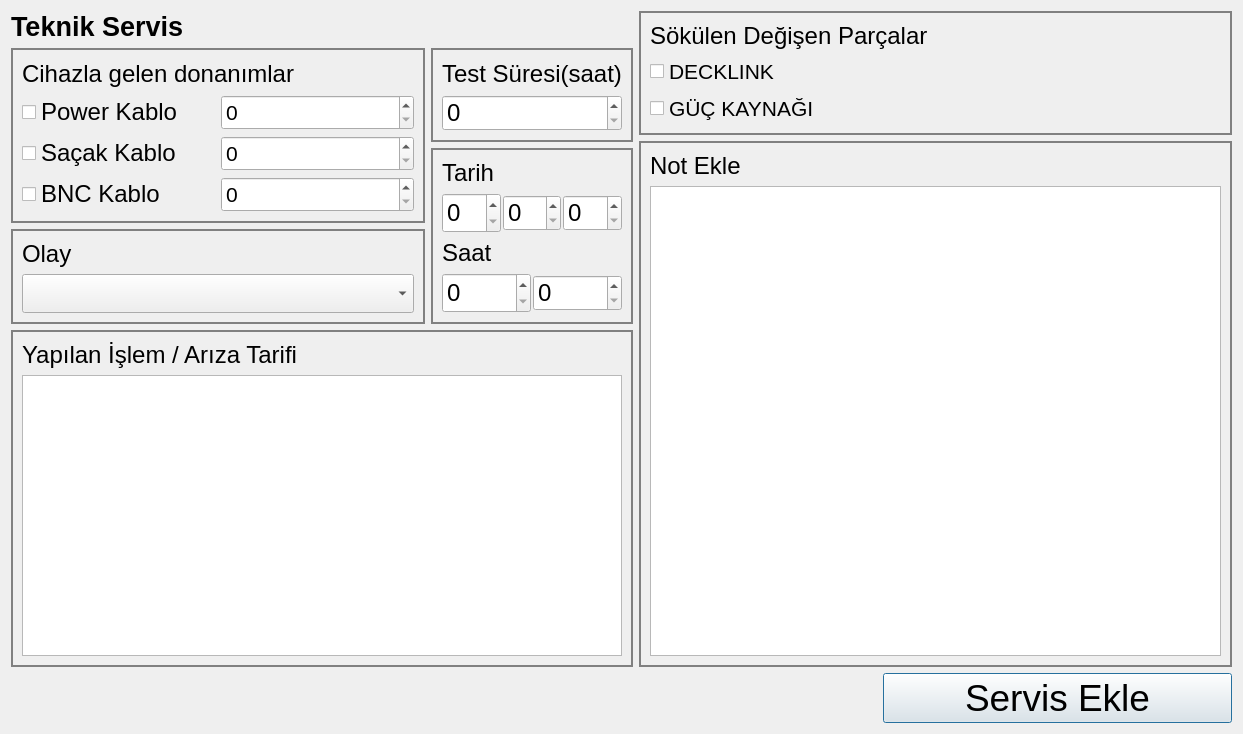
Before: the Qt Designer form src/serverservisdialog.ui in yunusemrecinar/QT5-cihaz-kimlik-teknik-servis, drawn with Qt 5.
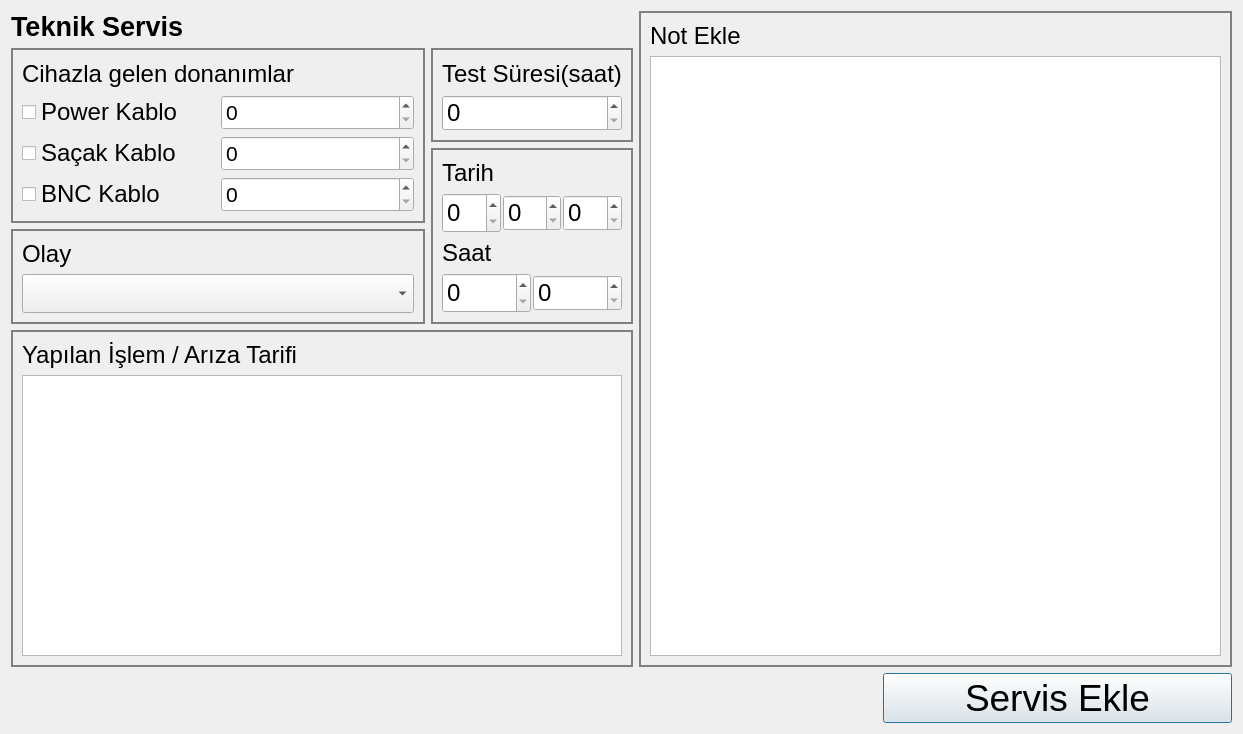
After: the same form once the commit is applied.

Patch:
```diff
--- a/src/serverservisdialog.ui
+++ b/src/serverservisdialog.ui
@@ -429,64 +429,6 @@
        </item>
        <item>
         <layout class="QVBoxLayout" name="verticalLayout_2">
-         <item>
-          <widget class="QGroupBox" name="DegisenParcaBox">
-           <property name="minimumSize">
-            <size>
-             <width>300</width>
-             <height>0</height>
-            </size>
-           </property>
-           <property name="styleSheet">
-            <string notr="true">QGroupBox {
-border:2px solid grey;
-}</string>
-           </property>
-           <layout class="QVBoxLayout" name="verticalLayout_16">
-            <item>
-             <widget class="QLabel" name="degisenParcalar">
-              <property name="font">
-               <font>
-                <pointsize>18</pointsize>
-               </font>
-              </property>
-              <property name="styleSheet">
-               <string notr="true">verticalLayout_6 {
-border:1px;
-}</string>
-              </property>
-              <property name="text">
-               <string>Sökülen Değişen Parçalar</string>
-              </property>
-             </widget>
-            </item>
-            <item>
-             <widget class="QCheckBox" name="degisenParca_1">
-              <property name="font">
-               <font>
-                <pointsize>16</pointsize>
-               </font>
-              </property>
-              <property name="text">
-               <string>DECKLINK</string>
-              </property>
-             </widget>
-            </item>
-            <item>
-             <widget class="QCheckBox" name="degisenParca_2">
-              <property name="font">
-               <font>
-                <pointsize>16</pointsize>
-               </font>
-              </property>
-              <property name="text">
-               <string>GÜÇ KAYNAĞI</string>
-              </property>
-             </widget>
-            </item>
-           </layout>
-          </widget>
-         </item>
          <item>
           <widget class="QGroupBox" name="verticalGroupBox">
            <property name="styleSheet">
```
